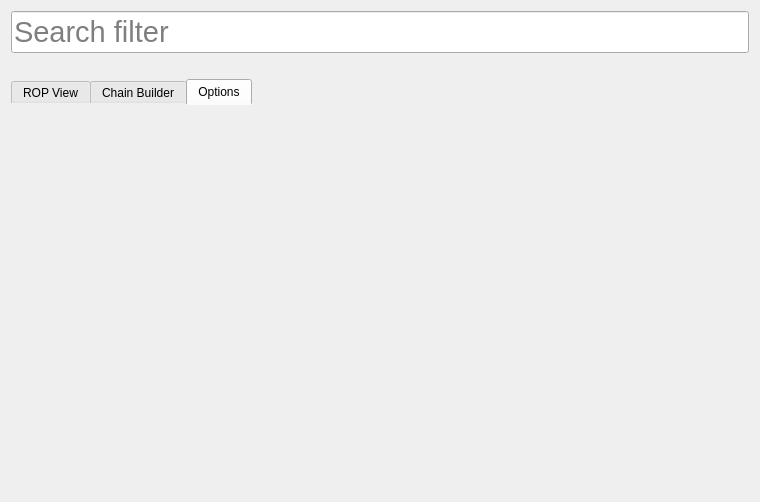
First picture: the form in modules/ui/mainwindow.ui, repository elbee-cyber/RopView, before the edit.
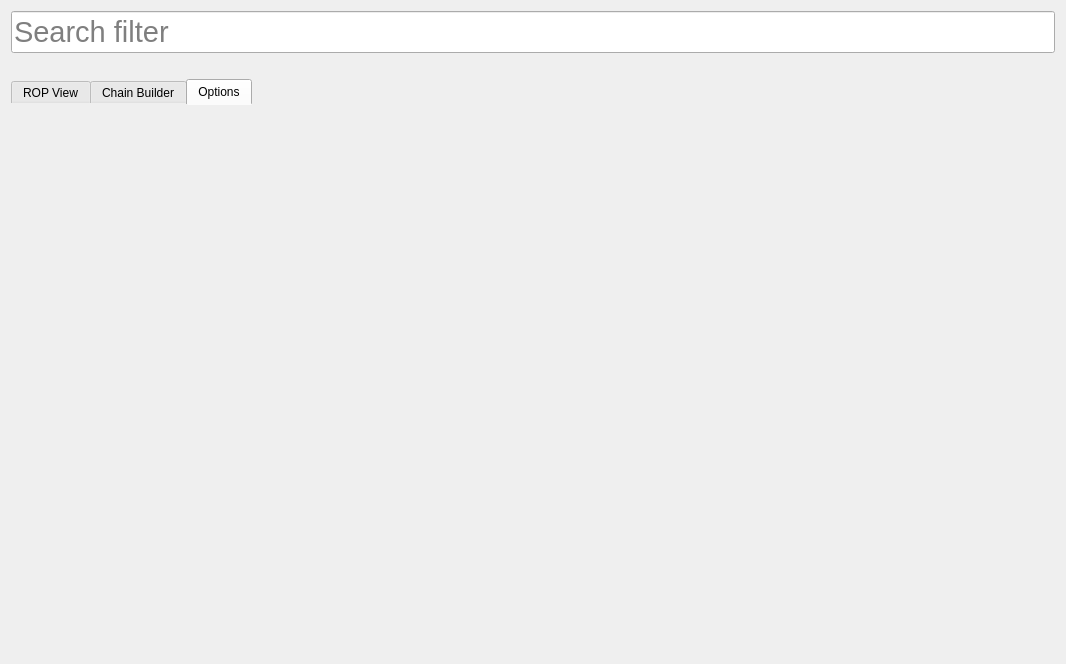
Second picture: the form after the edit. The open tabs and pages were chosen to show the change.

Patch:
```diff
--- a/modules/ui/mainwindow.ui
+++ b/modules/ui/mainwindow.ui
@@ -6,8 +6,8 @@
    <rect>
     <x>0</x>
     <y>0</y>
-    <width>760</width>
-    <height>502</height>
+    <width>1066</width>
+    <height>664</height>
    </rect>
   </property>
   <property name="focusPolicy">
@@ -72,7 +72,16 @@
       <enum>QTabWidget::Rounded</enum>
      </property>
      <property name="currentIndex">
-      <number>0</number>
+      <number>2</number>
+     </property>
+     <property name="elideMode">
+      <enum>Qt::ElideNone</enum>
+     </property>
+     <property name="usesScrollButtons">
+      <bool>true</bool>
+     </property>
+     <property name="documentMode">
+      <bool>false</bool>
      </property>
      <property name="tabsClosable">
       <bool>false</bool>
```
